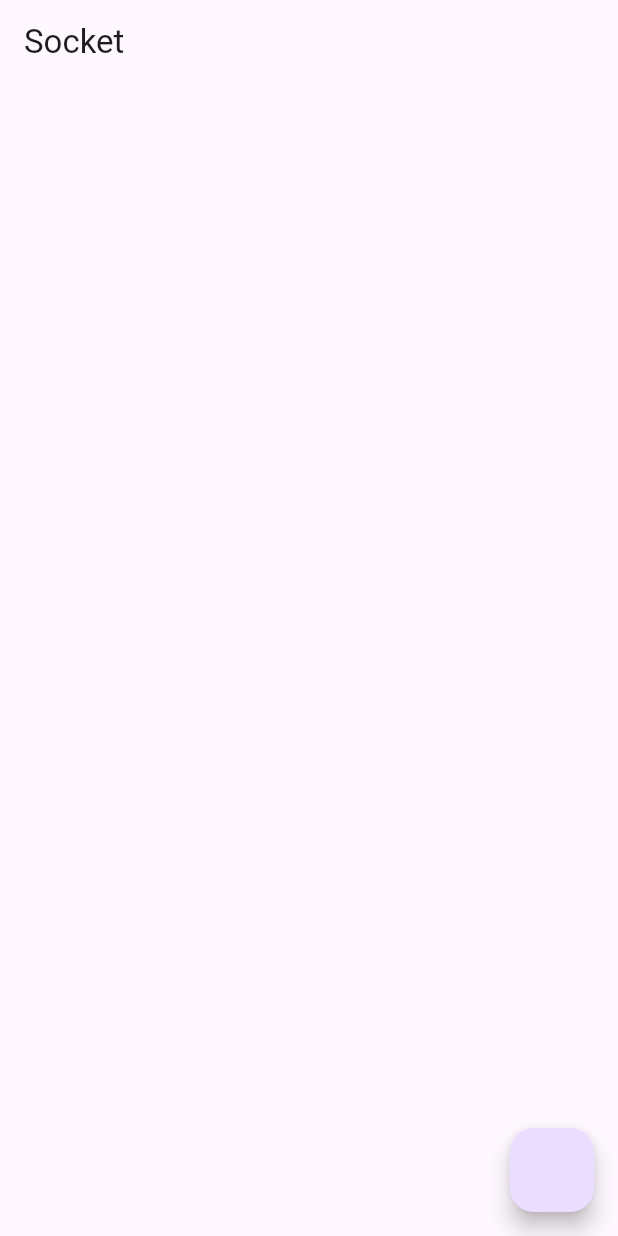
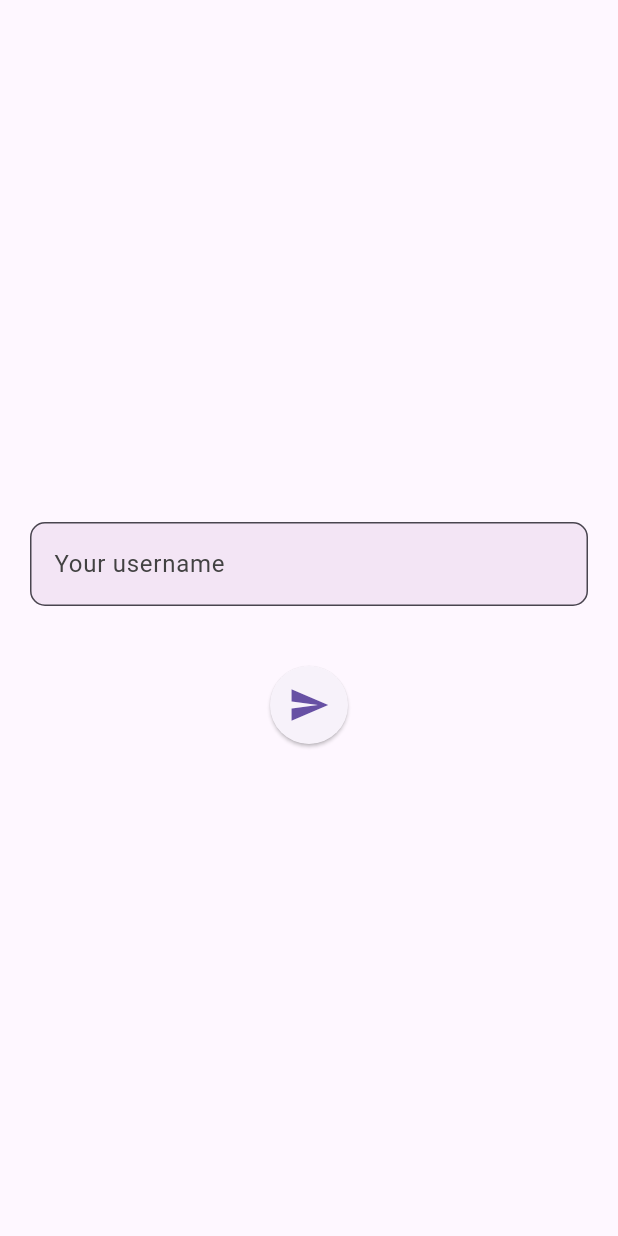
Before and after one commit to priyesh-techabbot/signalr-flutter-chat, a Flutter app: the screen it shows after launch, on a phone screen of 412 x 824 dp. Run offline on Flutter 3.47's test engine with Material 3 defaults, Android fonts, the phone set to English and light mode, and no system bars; our stand-ins replace get, socket_io_client, sqflite; accounts and stored records are empty.

Commit message:
socket and chat

```diff
--- a/analysis_options.yaml
+++ b/analysis_options.yaml
@@ -7,6 +7,9 @@
 
 # The following line activates a set of recommended lints for Flutter apps,
 # packages, and plugins designed to encourage good coding practices.
+analyzer:
+  errors:
+    avoid_print: ignore
 include: package:flutter_lints/flutter.yaml
 
 linter:
--- /dev/null
+++ b/lib/chat_model.dart
@@ -0,0 +1,52 @@
+List<UserModel> userModelFromJson(List<Map<String, dynamic>> str) =>
+    List<UserModel>.from(str.map((x) => UserModel.fromJson(x)));
+
+List<ChatModel> chatModelFromJson(List<Map<String, dynamic>> str) =>
+    List<ChatModel>.from(str.map((x) => ChatModel.fromJson(x)));
+
+class UserModel {
+  String name;
+
+  UserModel({
+    required this.name,
+  });
+
+  factory UserModel.fromJson(Map<String, dynamic> json) => UserModel(
+        name: json["name"],
+      );
+
+  Map<String, dynamic> toAddJson() => {
+        "name": name,
+      };
+}
+
+class ChatModel {
+  int id;
+  String sendBy;
+  String recBy;
+  String message;
+  String createdAt;
+
+  ChatModel({
+    required this.id,
+    required this.sendBy,
+    required this.recBy,
+    required this.message,
+    required this.createdAt,
+  });
+
+  factory ChatModel.fromJson(Map json) => ChatModel(
+        id: json["id"] ?? -1,
+        sendBy: json["sendBy"],
+        recBy: json["recBy"],
+        message: json["message"],
+        createdAt: json["createdAt"],
+      );
+
+  Map<String, dynamic> toAddJson() => {
+        "sendBy": sendBy,
+        "recBy": recBy,
+        "message": message,
+        "createdAt": createdAt,
+      };
+}
--- /dev/null
+++ b/lib/login_screen.dart
@@ -0,0 +1,101 @@
+import 'dart:convert';
+
+import 'package:flutter/material.dart';
+import 'package:get/get.dart';
+import 'package:http/http.dart' as http;
+import 'package:signalr_flutter_chat/chat_database.dart';
+import 'package:signalr_flutter_chat/chat_screen.dart';
+import 'package:signalr_flutter_chat/socket_service.dart';
+
+class LoginScreen extends StatefulWidget {
+  const LoginScreen({super.key});
+
+  @override
+  State<LoginScreen> createState() => _LoginScreenState();
+}
+
+class _LoginScreenState extends State<LoginScreen> {
+  TextEditingController controller = TextEditingController();
+
+  bool loading = false;
+
+  @override
+  Widget build(BuildContext context) {
+    return Scaffold(
+      body: Center(
+        child: Column(
+          mainAxisSize: MainAxisSize.min,
+          children: [
+            Padding(
+              padding: const EdgeInsets.all(20),
+              child: TextField(
+                controller: controller,
+                decoration: InputDecoration(
+                  border: OutlineInputBorder(
+                    borderRadius: BorderRadius.circular(10.0),
+                  ),
+                  filled: true,
+                  hintStyle: TextStyle(color: Colors.grey[800]),
+                  hintText: "Your username",
+                  fillColor: Colors.purple[50],
+                ),
+              ),
+            ),
+            const SizedBox(height: 20),
+            if (loading)
+              const CircularProgressIndicator()
+            else
+              ElevatedButton(
+                onPressed: () async {
+                  if (controller.text.trim().isNotEmpty) {
+                    setState(() {
+                      loading = true;
+                    });
+
+                    try {
+                      print('http://localhost:8080/service/login');
+
+                      var res = await http.post(
+                        Uri.parse('http://localhost:8080/service/login'),
+                        headers: {'Content-Type': 'application/json'},
+                        body: jsonEncode({"username": controller.text.trim()}),
+                      );
+
+                      print(res.statusCode);
+                      print(res.body);
+                      if (res.statusCode == 200) {
+                        var deBody = jsonDecode(res.body);
+                        if (deBody['data'] != null &&
+                            deBody['data']!['access_token'] != null) {
+                          SocketService.instance.access_token =
+                              deBody['data']!['access_token'];
+                          SocketService.instance.username =
+                              deBody['data']!['username'];
+
+                              ChatDatabase.insertUser(name: SocketService.instance.username);
+
+                          Get.offAll(const ChatScreen());
+                        }
+                      }
+                    } catch (e, s) {
+                      print(e);
+                      print(s);
+                    }
+
+                    setState(() {
+                      loading = false;
+                    });
+                  }
+                },
+                style: ElevatedButton.styleFrom(
+                  shape: const CircleBorder(),
+                  padding: const EdgeInsets.all(12),
+                ),
+                child: const Icon(Icons.send, size: 28),
+              ),
+          ],
+        ),
+      ),
+    );
+  }
+}
--- a/lib/main.dart
+++ b/lib/main.dart
@@ -1,7 +1,8 @@
 import 'dart:io';
 
 import 'package:flutter/material.dart';
-import 'package:signalr_flutter_chat/socket_service.dart';
+import 'package:get/get.dart';
+import 'package:signalr_flutter_chat/login_screen.dart';
 
 void main() {
   HttpOverrides.global = MyHttpOverrides();
@@ -14,39 +15,8 @@ class MyApp extends StatelessWidget {
 
   @override
   Widget build(BuildContext context) {
-    return const MaterialApp(
-      home: SocketChatScreen(),
-    );
-  }
-}
-
-class SocketChatScreen extends StatefulWidget {
-  const SocketChatScreen({super.key});
-
-  @override
-  State<SocketChatScreen> createState() => _SocketChatScreenState();
-}
-
-class _SocketChatScreenState extends State<SocketChatScreen> {
-  TextEditingController controller = TextEditingController();
-
-  @override
-  void initState() {
-    SocketService.instance.initialize();
-    super.initState();
-  }
-
-  @override
-  Widget build(BuildContext context) {
-    return Scaffold(
-      appBar: AppBar(
-        title: Text('Socket'),
-      ),
-      floatingActionButton: FloatingActionButton(
-        onPressed: () {
-          SocketService.instance.sendMessage('Im good WBU?', 'priyesh222');
-        },
-      ),
+    return const GetMaterialApp(
+      home: LoginScreen(),
     );
   }
 }
--- a/pubspec.yaml
+++ b/pubspec.yaml
@@ -11,9 +11,11 @@ dependencies:
   flutter:
     sdk: flutter
 
-  cupertino_icons: ^1.0.8
   get: ^4.7.2
   socket_io_client: ^3.1.1
+  sqflite: ^2.3.0
+  path: ^1.8.3
+  http:
 
 dev_dependencies:
   flutter_lints: ^4.0.0
```
Also changed, not shown: lib/chat_database.dart (added, +89 -0 lines), lib/chat_screen.dart (added, +254 -0 lines), lib/database_service.dart (added, +90 -0 lines), lib/socket_service.dart (+21 -10 lines), 6 other files.
